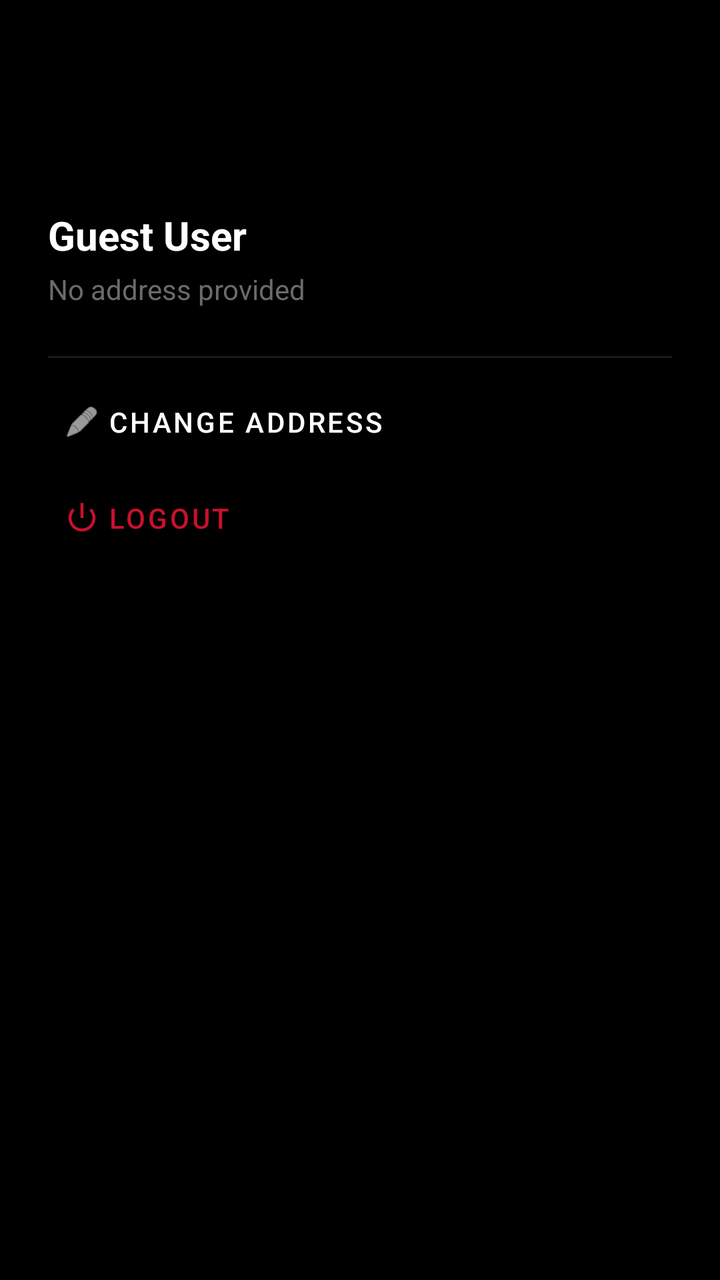
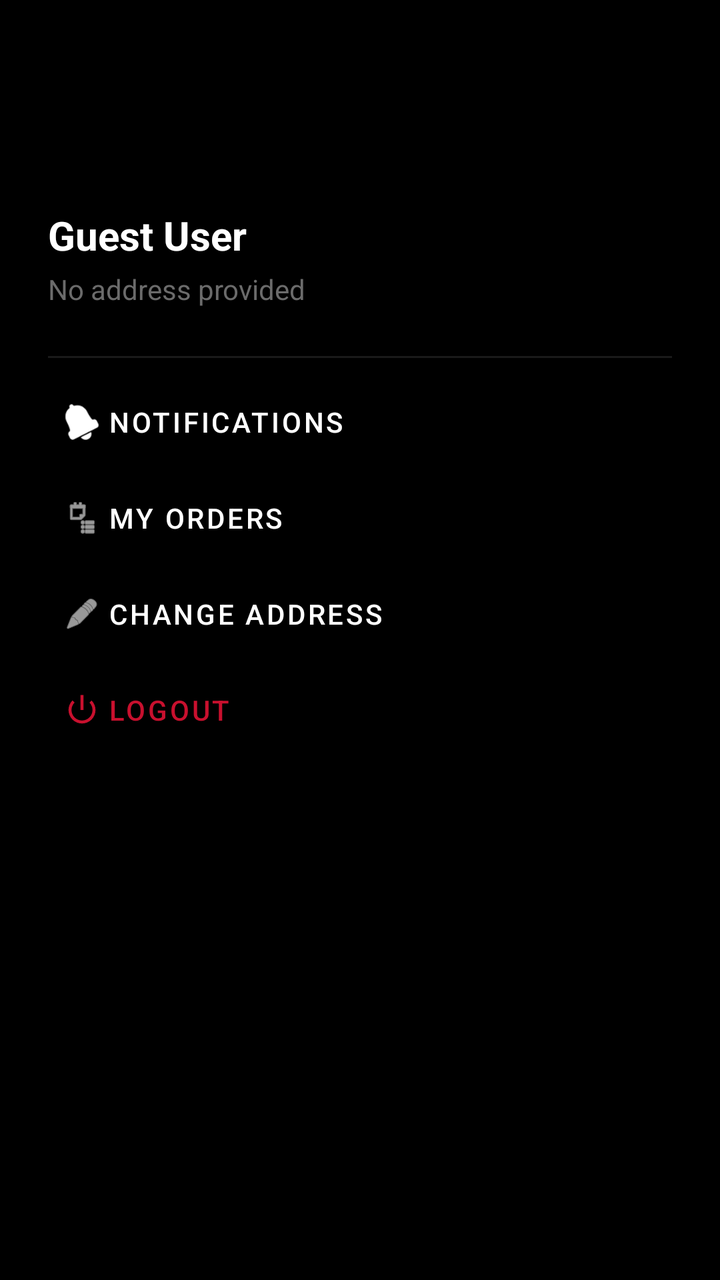

Before-and-after screenshots of an Android layout around one commit, followed by the original layout XML and the change that was made.
<!-- AndroidManifest.xml: application theme Theme.AFCMAD -->
<!-- res/layout/layout_drawer_header.xml -->
<?xml version="1.0" encoding="utf-8"?>
<LinearLayout xmlns:android="http://schemas.android.com/apk/res/android"
    xmlns:app="http://schemas.android.com/apk/res-auto"
    android:id="@+id/drawerHeaderRoot"
    android:layout_width="match_parent"
    android:layout_height="wrap_content"
    android:background="@color/afc_black"
    android:orientation="vertical"
    android:padding="24dp">

    <ImageView
        android:id="@+id/ivProfileAvatar"
        android:layout_width="64dp"
        android:layout_height="64dp"
        android:src="@mipmap/ic_launcher_round" />

    <TextView
        android:id="@+id/tvProfileName"
        android:layout_width="wrap_content"
        android:layout_height="wrap_content"
        android:layout_marginTop="16dp"
        android:text="Guest User"
        android:textColor="@color/afc_white"
        android:textSize="20sp"
        android:textStyle="bold" />

    <TextView
        android:id="@+id/tvProfileAddress"
        android:layout_width="wrap_content"
        android:layout_height="wrap_content"
        android:layout_marginTop="4dp"
        android:text="No address provided"
        android:textColor="@color/afc_text_secondary"
        android:textSize="14sp" />

    <View
        android:layout_width="match_parent"
        android:layout_height="1dp"
        android:layout_marginTop="24dp"
        android:background="@color/afc_dark_grey" />

    <com.google.android.material.button.MaterialButton
        android:id="@+id/btnChangeAddress"
        style="@style/Widget.MaterialComponents.Button.TextButton"
        android:layout_width="match_parent"
        android:layout_height="wrap_content"
        android:layout_marginTop="8dp"
        android:gravity="start|center_vertical"
        android:text="Change Address"
        android:textColor="@color/afc_white"
        app:icon="@android:drawable/ic_menu_edit"
        app:iconTint="@color/afc_white" />

    <com.google.android.material.button.MaterialButton
        android:id="@+id/btnLogout"
        style="@style/Widget.MaterialComponents.Button.TextButton"
        android:layout_width="match_parent"
        android:layout_height="wrap_content"
        android:gravity="start|center_vertical"
        android:text="Logout"
        android:textColor="@color/afc_red"
        app:icon="@android:drawable/ic_lock_power_off"
        app:iconTint="@color/afc_red" />

</LinearLayout>
<!-- resources referenced by this layout -->
<resources>
  <color name="afc_black">#000000</color>
  <color name="afc_dark_grey">#1A1A1A</color>
  <color name="afc_red">#C8102E</color>
  <color name="afc_text_secondary">#6B6B6B</color>
  <color name="afc_white">#FFFFFF</color>
  <!-- mipmap ic_launcher_round (mipmap-anydpi-v26) -->
  <?xml version="1.0" encoding="utf-8"?>
  <adaptive-icon xmlns:android="http://schemas.android.com/apk/res/android">
      <background android:drawable="@color/ic_launcher_background"/>
      <foreground android:drawable="@mipmap/ic_launcher_foreground"/>
  </adaptive-icon>
  <style name="Theme.AFCMAD" parent="Base.Theme.AFCMAD" />
  <color name="ic_launcher_background">#FFFFFF</color>
  <style name="Base.Theme.AFCMAD" parent="Theme.Material3.DayNight.NoActionBar">
          
          <item name="colorPrimary">@color/afc_red</item>
          <item name="colorOnPrimary">@color/afc_white</item>
          <item name="colorSecondary">@color/afc_black</item>
          <item name="colorOnSecondary">@color/afc_white</item>
          <item name="android:windowBackground">@color/afc_white</item>
          <item name="colorSurface">@color/afc_white</item>
          <item name="android:statusBarColor">@color/afc_red</item>
          <item name="android:navigationBarColor">@color/afc_white</item>
      </style>
</resources>

<!-- the commit's change to res/layout/layout_drawer_header.xml (unified diff, before → after) -->
@@ -12,7 +12,8 @@
         android:id="@+id/ivProfileAvatar"
         android:layout_width="64dp"
         android:layout_height="64dp"
-        android:src="@mipmap/ic_launcher_round" />
+        android:src="@mipmap/ic_launcher_round"
+        android:contentDescription="Profile Picture" />
 
     <TextView
         android:id="@+id/tvProfileName"
@@ -40,11 +41,33 @@
         android:background="@color/afc_dark_grey" />
 
     <com.google.android.material.button.MaterialButton
+        android:id="@+id/btnNotifications"
+        style="@style/Widget.MaterialComponents.Button.TextButton"
+        android:layout_width="match_parent"
+        android:layout_height="wrap_content"
+        android:layout_marginTop="8dp"
+        android:gravity="start|center_vertical"
+        android:text="Notifications"
+        android:textColor="@color/afc_white"
+        app:icon="@android:drawable/ic_popup_reminder"
+        app:iconTint="@color/afc_white" />
+
+    <com.google.android.material.button.MaterialButton
+        android:id="@+id/btnMyOrders"
+        style="@style/Widget.MaterialComponents.Button.TextButton"
+        android:layout_width="match_parent"
+        android:layout_height="wrap_content"
+        android:gravity="start|center_vertical"
+        android:text="My Orders"
+        android:textColor="@color/afc_white"
+        app:icon="@android:drawable/ic_menu_agenda"
+        app:iconTint="@color/afc_white" />
+
+    <com.google.android.material.button.MaterialButton
         android:id="@+id/btnChangeAddress"
         style="@style/Widget.MaterialComponents.Button.TextButton"
         android:layout_width="match_parent"
         android:layout_height="wrap_content"
-        android:layout_marginTop="8dp"
         android:gravity="start|center_vertical"
         android:text="Change Address"
         android:textColor="@color/afc_white"
